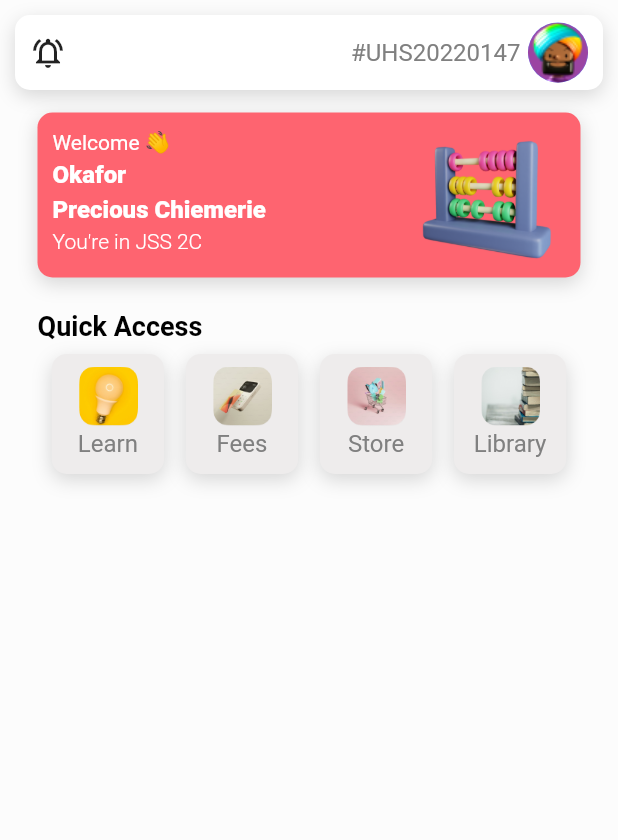
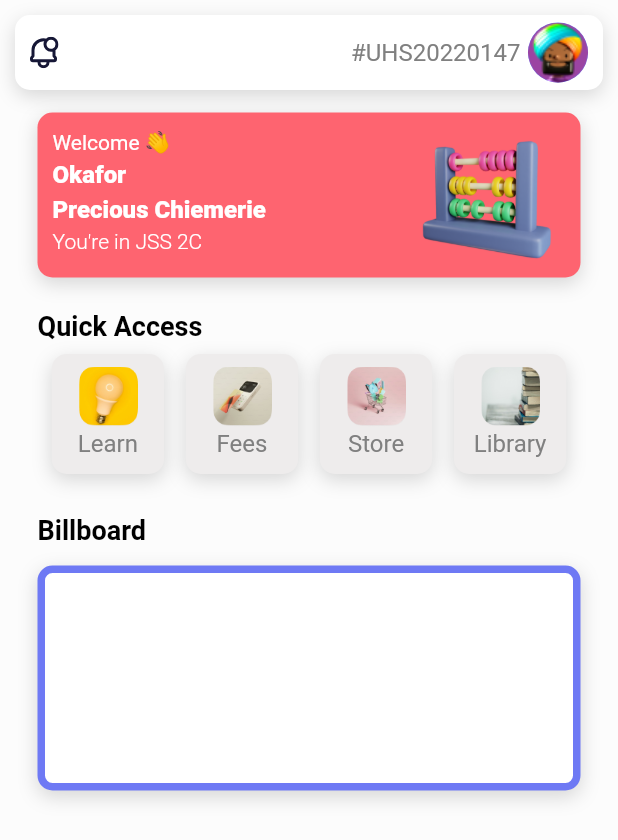
Before and after one commit to Bisecto/Simap-mobile, a Flutter app: the HomePage screen opened directly, on a phone screen of 412 x 824 dp. Shown: the top 840 px of the screen. Run offline on Flutter 3.47's test engine with Material 3 defaults, Android fonts, the phone set to English and light mode, and no system bars; our stand-ins replace device_info_plus, flutter_svg, google_fonts, loading_animation_widget, local_auth, lottie and 3 more; missing offline and left inert: animated_icon, flutter_carousel_slider, flutter_vibrate; accounts and stored records are empty; Roboto replaces fonts that are missing (CeraPro).

Commit message:
HomeScreen Update: added billboard container and some fixes.

```diff
--- a/lib/res/app_icons.dart
+++ b/lib/res/app_icons.dart
@@ -3,6 +3,7 @@ static const String _svgBaseUrl = 'assets/icons/';
 
   static const reload = '${_svgBaseUrl}reload.svg';
 static const backgroundTop = '${_svgBaseUrl}background_top.svg';
+static const notification = '${_svgBaseUrl}notification.svg';
 
 
 }
--- /dev/null
+++ b/lib/view/app_screens/home_section/billboard.dart
@@ -0,0 +1,31 @@
+import 'package:flutter/material.dart';
+
+import '../../../res/app_colors.dart';
+import '../../../utills/app_utils.dart';
+
+class Billboard extends StatelessWidget {
+  const Billboard({super.key});
+
+  @override
+  Widget build(BuildContext context) {
+    return Padding(
+      padding: const EdgeInsets.only(top: 10.0),
+      child: Container(
+          height: 150,
+          width: AppUtils.deviceScreenSize(context).width,
+          decoration: BoxDecoration(
+            color: AppColors.white,
+            borderRadius: BorderRadius.circular(10),
+            border: Border.all(color: AppColors.mainAppColor,width: 5),
+            boxShadow: [
+              BoxShadow(
+                color: Colors.black.withOpacity(0.15),
+                spreadRadius: 0,
+                blurRadius: 10,
+                offset: const Offset(0, 4),
+              ),
+            ],
+          )),
+    );
+  }
+}
--- a/lib/view/app_screens/home_section/home_page.dart
+++ b/lib/view/app_screens/home_section/home_page.dart
@@ -6,6 +6,7 @@ import 'package:simap/view/widgets/app_custom_text.dart';
 
 import '../../../res/app_colors.dart';
 import '../../widgets/appBar_widget.dart';
+import 'billboard.dart';
 
 class HomePage extends StatefulWidget {
   const HomePage({super.key});
@@ -54,7 +55,17 @@ class _HomePageState extends State<HomePage> {
                       QuickAccessContainer(text: 'Store', img: AppImages.store,),
                       QuickAccessContainer(text: 'Library', img: AppImages.library,)
                     ],
-                  )
+                  ),
+                  SizedBox(
+                    height: 20,
+                  ),
+                  CustomText(
+                    text: 'Billboard',
+                    size: 18,
+                    weight: FontWeight.bold,
+                    color: AppColors.black,
+                  ),
+                  Billboard()
                 ],
               ),
             )
--- a/lib/view/app_screens/home_section/quick_access_container.dart
+++ b/lib/view/app_screens/home_section/quick_access_container.dart
@@ -33,7 +33,7 @@ class QuickAccessContainer extends StatelessWidget {
           mainAxisAlignment: MainAxisAlignment.center,
           children: [
             Image.asset(img,height: 40,width: 40,),
-            CustomText(text: text,)
+            CustomText(text: text,weight: FontWeight.w400,)
           ],
         ),
       ),
--- a/lib/view/widgets/appBar_widget.dart
+++ b/lib/view/widgets/appBar_widget.dart
@@ -1,7 +1,9 @@
 import 'package:flutter/material.dart';
+import 'package:flutter_svg/svg.dart';
 import 'package:simap/res/app_colors.dart';
 import 'package:simap/view/widgets/app_custom_text.dart';
 
+import '../../res/app_icons.dart';
 import '../../res/app_images.dart';
 
 class MainAppBar extends StatelessWidget {
@@ -23,13 +25,13 @@ class MainAppBar extends StatelessWidget {
         color: AppColors.white,
         borderRadius: BorderRadius.circular(10),
       ),
-      child: const Padding(
-        padding: EdgeInsets.fromLTRB(10.0,0,10,0),
+      child: Padding(
+        padding: const EdgeInsets.fromLTRB(10.0,0,10,0),
         child: Row(
           mainAxisAlignment: MainAxisAlignment.spaceBetween,
           children: [
-            Icon(Icons.notifications_active_outlined),
-            Row(children: [
+            SvgPicture.asset(AppIcons.notification),
+            const Row(children: [
               CustomText(text:"#UHS20220147"),
               SizedBox(width: 5,),
               CircleAvatar(
```
Also changed, not shown: assets/icons/notification.svg (added).
